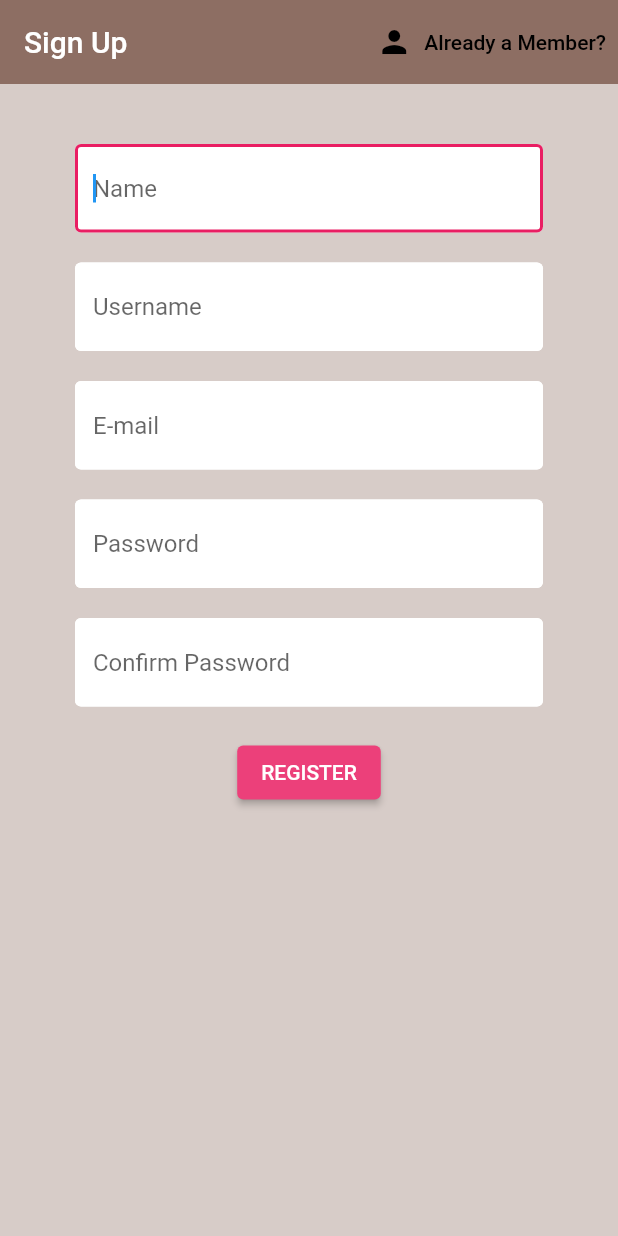
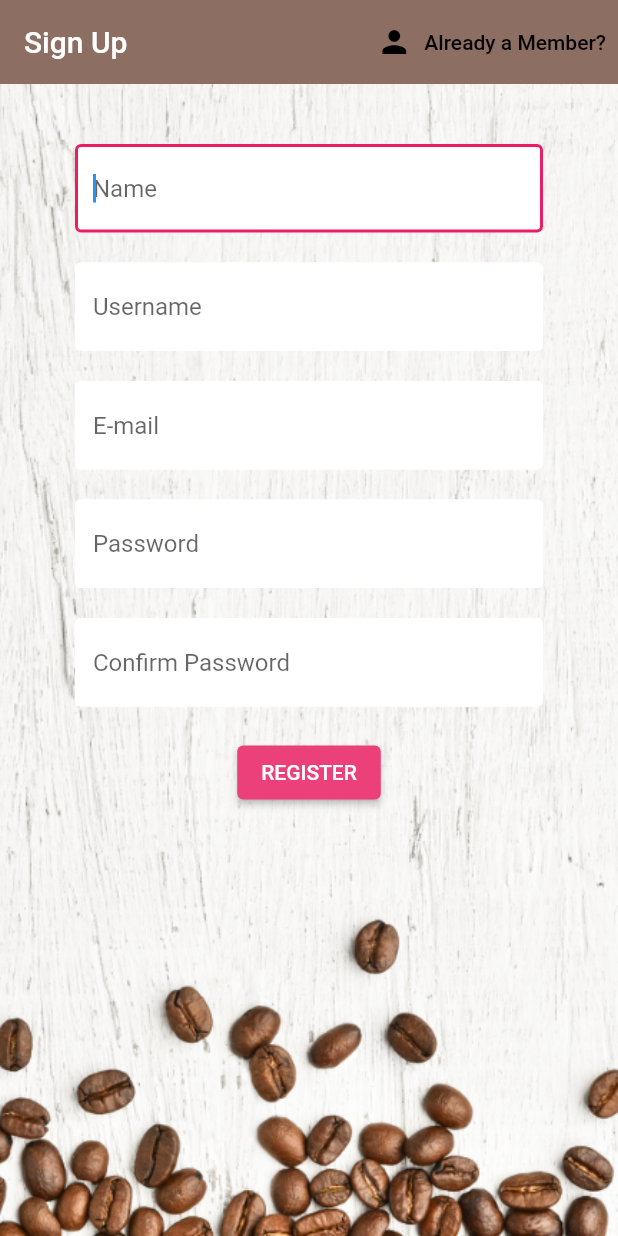
Before and after one commit to rimjhimsinghh/flutter-project, a Flutter app: the screen it shows after launch, after a tap on "Sign In", after a tap on "Getting Started?", on a phone screen of 412 x 824 dp. Run offline on Flutter 3.47's test engine with Material 2 defaults, Android fonts, the phone set to English and light mode, and no system bars; our stand-ins replace cloud_firestore, firebase_auth, flutter_spinkit; accounts and stored records are empty; network calls fail.

Commit message:
making it pretty

```diff
--- a/lib/screens/authenticate/register.dart
+++ b/lib/screens/authenticate/register.dart
@@ -27,6 +27,7 @@ class _RegisterState extends State<Register> {
     return loading
         ? Loading()
         : Scaffold(
+            resizeToAvoidBottomInset: false,
             backgroundColor: Colors.brown[100],
             appBar: AppBar(
               backgroundColor: Colors.brown[400],
@@ -47,9 +48,16 @@ class _RegisterState extends State<Register> {
                     ))
               ],
             ),
-            body: SingleChildScrollView(
-              child: Container(
-                  padding: EdgeInsets.symmetric(vertical: 20, horizontal: 50),
+            body: Container(
+              width: double.infinity,
+            height: double.infinity,
+                decoration: BoxDecoration(
+                    image: DecorationImage(
+                  image: AssetImage('assets/coffee_bg.png'),
+                  fit: BoxFit.cover,
+                )),
+                padding: EdgeInsets.symmetric(vertical: 20, horizontal: 50),
+                child: SingleChildScrollView(
                   child: Form(
                     key: _formKey,
                     child: Column(
@@ -149,8 +157,8 @@ class _RegisterState extends State<Register> {
                         )
                       ],
                     ),
-                  )),
-            ),
+                  ),
+                )),
           );
   }
 }
--- a/lib/screens/authenticate/sign_in.dart
+++ b/lib/screens/authenticate/sign_in.dart
@@ -22,6 +22,7 @@ class _SignInState extends State<SignIn> {
     return loading
         ? Loading()
         : Scaffold(
+            resizeToAvoidBottomInset: false,
             backgroundColor: Colors.brown[100],
             appBar: AppBar(
               backgroundColor: Colors.brown[400],
@@ -43,6 +44,11 @@ class _SignInState extends State<SignIn> {
               ],
             ),
             body: Container(
+                decoration: BoxDecoration(
+                    image: DecorationImage(
+                  image: AssetImage('assets/coffee_bg.png'),
+                  fit: BoxFit.cover,
+                )),
                 padding: EdgeInsets.symmetric(vertical: 20, horizontal: 50),
                 child: Form(
                   key: _formKey,
--- a/pubspec.yaml
+++ b/pubspec.yaml
@@ -49,8 +49,8 @@ flutter:
   uses-material-design: true
 
   # To add assets to your application, add an assets section, like this:
-  # assets:
-  #   - images/a_dot_burr.jpeg
+  assets:
+    - assets/
   #   - images/a_dot_ham.jpeg
 
   # An image asset can refer to one or more resolution-specific "variants", see
```
Also changed, not shown: lib/screens/home/home.dart (+12 -1 lines), assets/coffee1.jpg (added), assets/coffee_bg.png (added), assets/coffee_icon.png (added).
